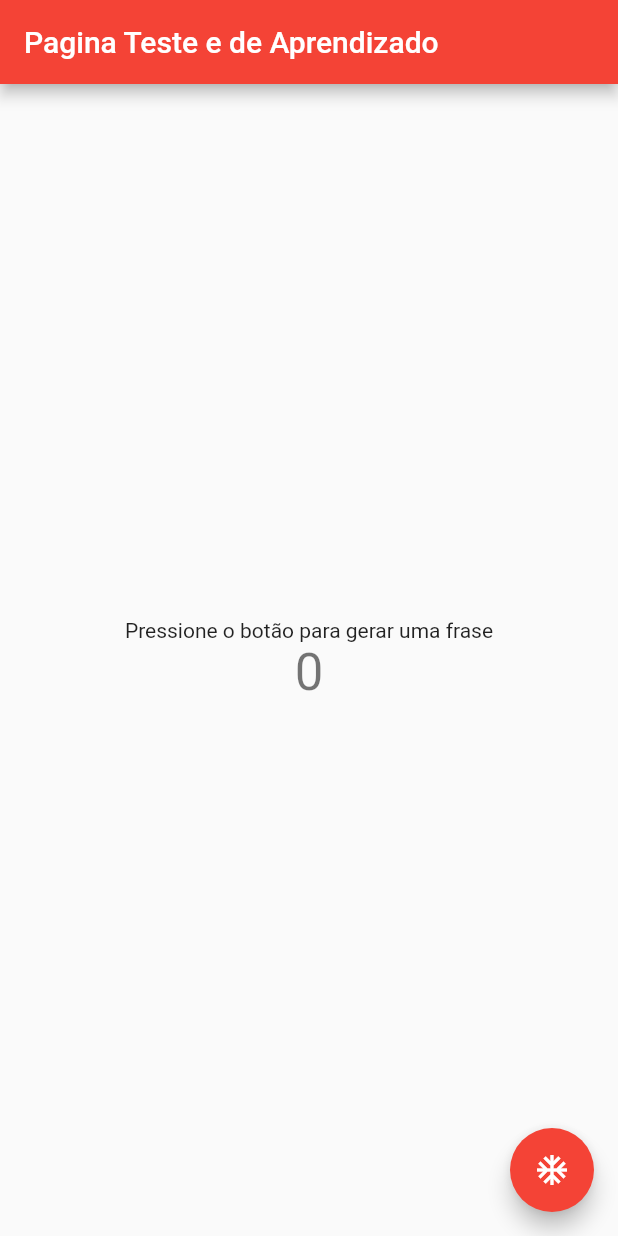
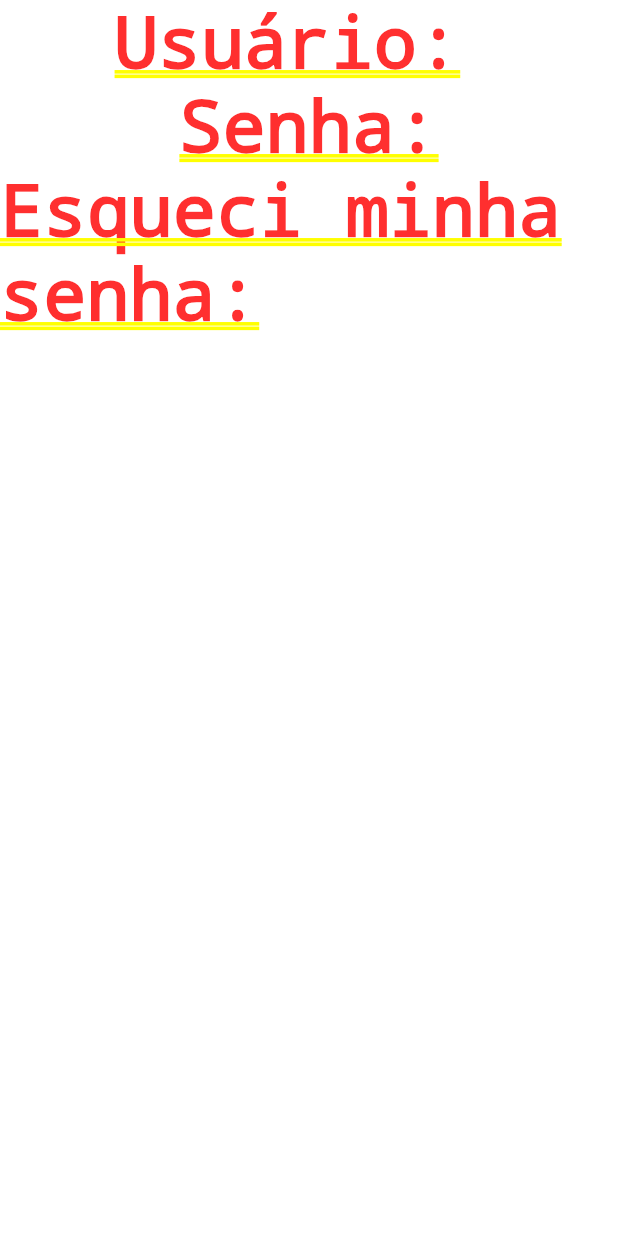
Before and after one commit to Pablo-Vini/Projetos_Flutter, a Flutter app: the screen it shows after launch, on a phone screen of 412 x 824 dp. Run offline on Flutter 3.47's test engine with Material 2 defaults, Android fonts, the phone set to English and light mode, and no system bars.

Commit message:
Estudando flutter

```diff
--- a/flutter_teste/lib/main.dart
+++ b/flutter_teste/lib/main.dart
@@ -1,91 +1,16 @@
+import 'package:flutter/widgets.dart';
+
 import 'package:flutter/material.dart';
 
 void main() {
-  runApp(const MyApp());
+  runApp(MaterialApp(
+    title: "Frases do dia",
+    home: Column(
+      children: <Widget>[
+        Text("Usuário: "),
+        Text("Senha:"),
+        Text("Esqueci minha senha:")
+      ],
+    ),
+  ));
 }
-
-
-class MyApp extends StatelessWidget {
-  const MyApp({super.key});
-
-
-  @override
-  Widget build(BuildContext context) {
-    return MaterialApp(
-      title: 'Flutter Demo',
-      theme: ThemeData(
-
-        primarySwatch: Colors.red,
-      ),
-      home: const MyHomePage(title: 'Pagina Teste e de Aprendizado'),
-    );
-  }
-}
-
-class MyHomePage extends StatefulWidget {
-  const MyHomePage({super.key, required this.title});
-
-  // This widget is the home page of your application. It is stateful, meaning
-  // that it has a State object (defined below) that contains fields that affect
-  // how it looks.
-
-  // This class is the configuration for the state. It holds the values (in this
-  // case the title) provided by the parent (in this case the App widget) and
-  // used by the build method of the State. Fields in a Widget subclass are
-  // always marked "final".
-
-  final String title;
-
-  @override
-  State<MyHomePage> createState() => _MyHomePageState();
-}
-
-class _MyHomePageState extends State<MyHomePage> {
-  int _counter = 0;
-
-  void _incrementCounter() {
-    setState(() {
-
-      _counter++;
-    });
-  }
-
-  @override
-  Widget build(BuildContext context) {
-    // This method is rerun every time setState is called, for instance as done
-    // by the _incrementCounter method above.
-    //
-    // The Flutter framework has been optimized to make rerunning build methods
-    // fast, so that you can just rebuild anything that needs updating rather
-    // than having to individually change instances of widgets.
-    return Scaffold(
-      appBar: AppBar(
-        // Here we take the value from the MyHomePage object that was created by
-        // the App.build method, and use it to set our appbar title.
-        title: Text(widget.title),
-      ),
-      body: Center(
-        // Center is a layout widget. It takes a single child and positions it
-        // in the middle of the parent.
-        child: Column(
-
-          mainAxisAlignment: MainAxisAlignment.center,
-          children: <Widget>[
-            const Text(
-              'Pressione o botão para gerar uma frase',
-            ),
-            Text(
-              '$_counter',
-              style: Theme.of(context).textTheme.headlineMedium,
-            ),
-          ],
-        ),
-      ),
-      floatingActionButton: FloatingActionButton(
-        onPressed: _incrementCounter,
-        tooltip: 'Increment',
-        child: const Icon(Icons.ac_unit),
-      ), // This trailing comma makes auto-formatting nicer for build methods.
-    );
-  }
-}
```
Also changed, not shown: 1 other file.
